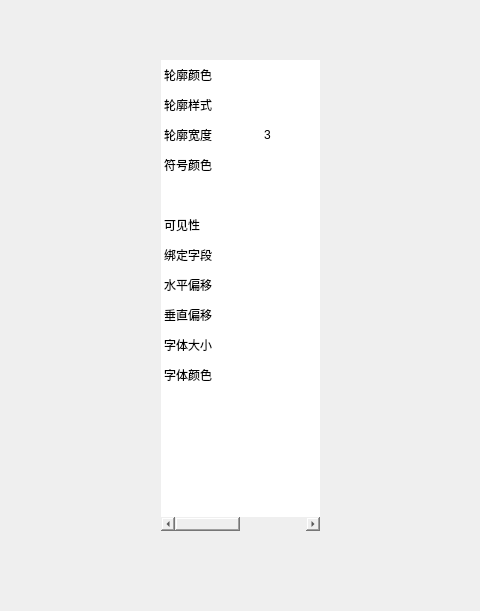
This is UI/test.ui in TianyouCheng/MiniGISApplication as Qt 5 draws it before an edit; both pictures show x 349 to 829 and y 100 to 711 of the 930 by 1070 pixel window. The edited form follows.
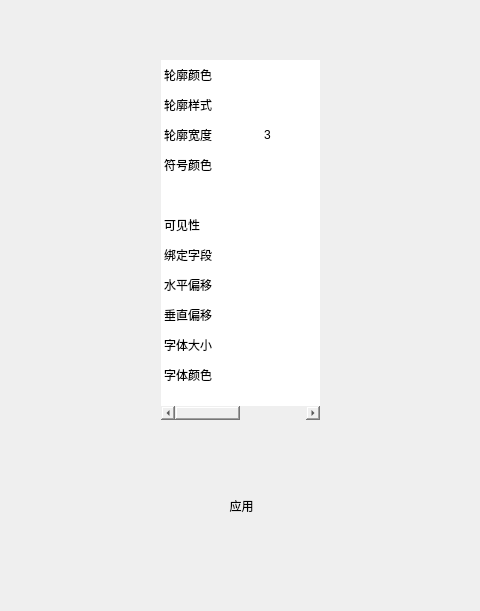
This is the edited form.

Patch:
```diff
--- a/UI/test.ui
+++ b/UI/test.ui
@@ -210,7 +210,7 @@
       <x>20</x>
       <y>40</y>
       <width>159</width>
-      <height>471</height>
+      <height>360</height>
      </rect>
     </property>
     <property name="sizePolicy">
@@ -381,6 +381,19 @@
      </property>
     </item>
    </widget>
+   <widget class="QPushButton" name="bt_Apply">
+    <property name="geometry">
+     <rect>
+      <x>50</x>
+      <y>440</y>
+      <width>101</width>
+      <height>91</height>
+     </rect>
+    </property>
+    <property name="text">
+     <string>应用</string>
+    </property>
+   </widget>
   </widget>
  </widget>
  <resources/>
```
